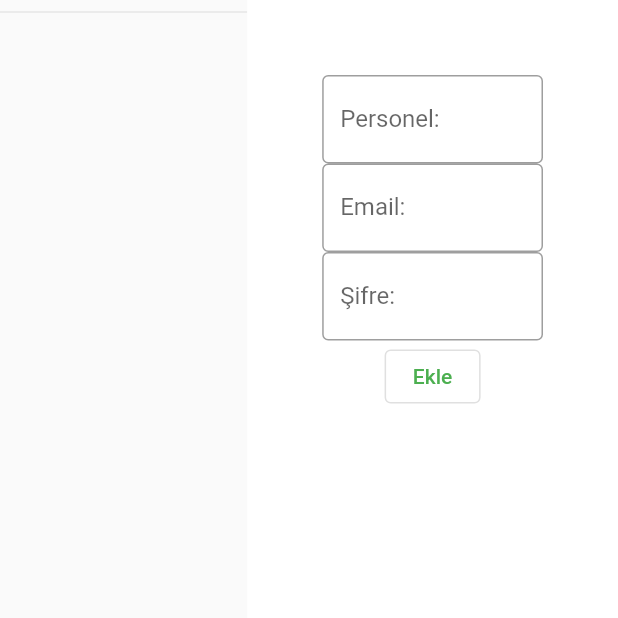
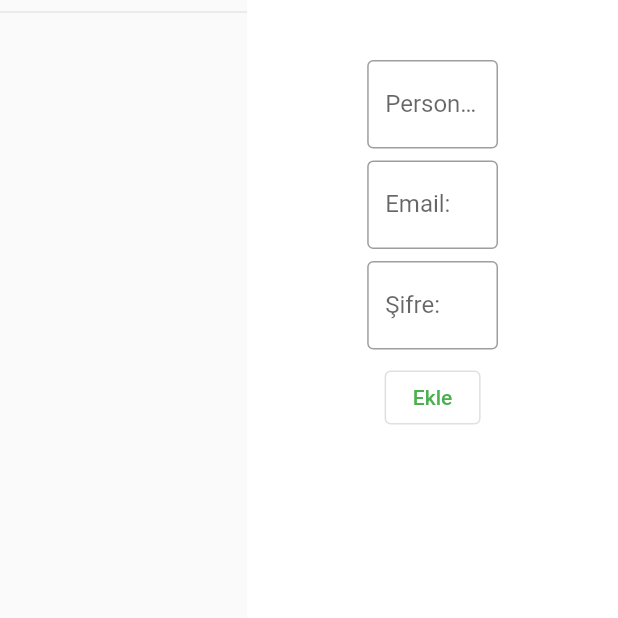
Before and after one commit to malibayram/sifa-poliklinigi, a Flutter app: the PersonelTab screen opened directly, on a phone screen of 412 x 824 dp, the top half of it. Run offline on Flutter 3.47's test engine with Material 2 defaults, Android fonts, the light colour scheme and no system bars; our stand-ins replace cloud_firestore, firebase_auth, firebase_core, fluttertoast, hive, hive_flutter; accounts and stored records are empty.

Commit message:
Update personel_tab.dart

```diff
--- a/poliklinik/lib/pages/admin_tabs/personel_tab.dart
+++ b/poliklinik/lib/pages/admin_tabs/personel_tab.dart
@@ -49,7 +49,7 @@ class PersonelTab extends StatelessWidget {
                       builder: (context, constraints) => Container(
                         color: Colors.white,
                         padding: const EdgeInsets.symmetric(
-                            horizontal: 50, vertical: 50),
+                            horizontal: 80, vertical: 40),
                         child: Column(
                           children: [
                             Center(),
@@ -60,6 +60,7 @@ class PersonelTab extends StatelessWidget {
                               ),
                               onChanged: (d) => personel = d,
                             ),
+                            SizedBox(height: 8),
                             TextField(
                               decoration: InputDecoration(
                                 border: OutlineInputBorder(),
@@ -67,6 +68,7 @@ class PersonelTab extends StatelessWidget {
                               ),
                               onChanged: (d) => email = d,
                             ),
+                            SizedBox(height: 8),
                             TextField(
                               decoration: InputDecoration(
                                 border: OutlineInputBorder(),
@@ -74,6 +76,7 @@ class PersonelTab extends StatelessWidget {
                               ),
                               onChanged: (d) => sifre = d,
                             ),
+                            SizedBox(height: 8),
                             OutlinedButton(
                               onPressed: () {
                                 _colRef.add({
```
